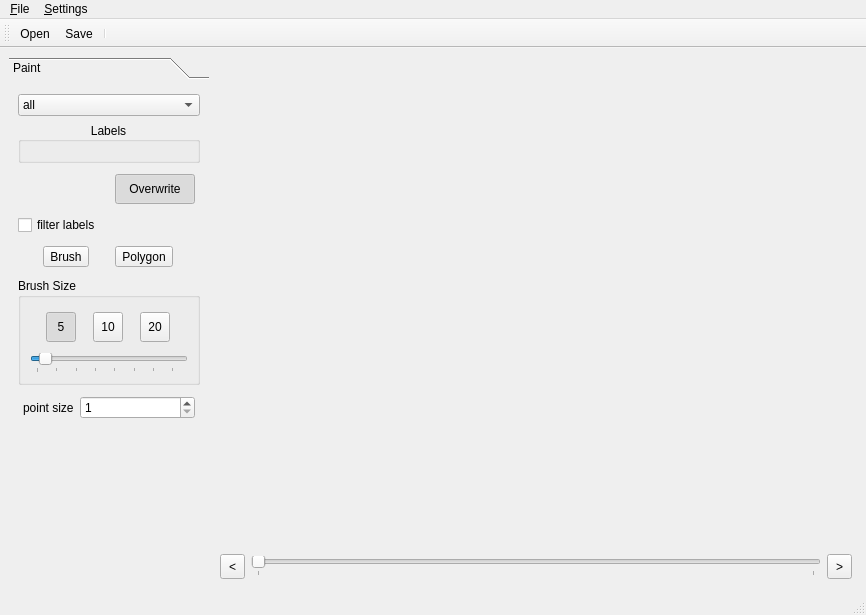
First picture: the form in src/MainFrame.ui, repository jbehley/point_labeler, before the edit.
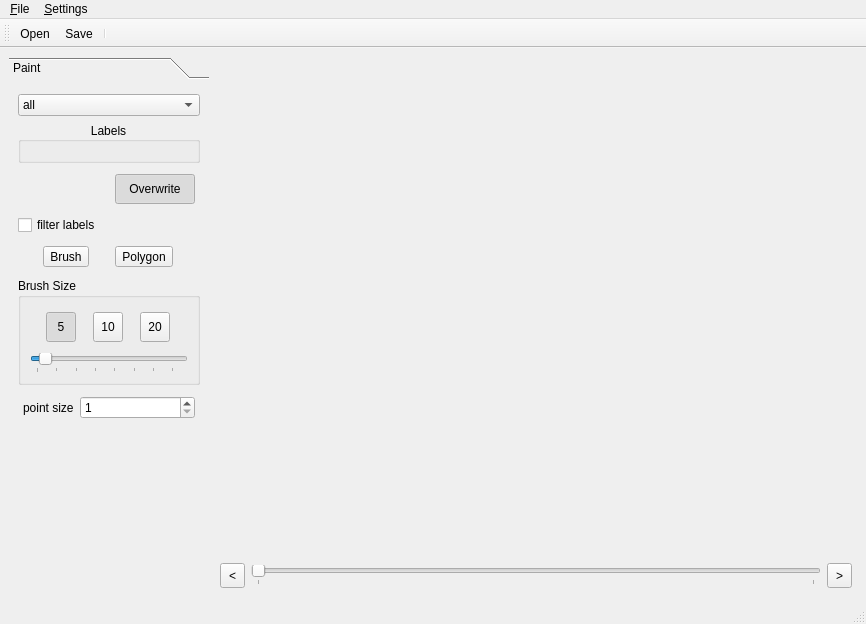
Second picture: the form after the edit. Custom widgets are drawn as their Qt base class.

The edit to the form file:
```diff
--- a/src/MainFrame.ui
+++ b/src/MainFrame.ui
@@ -7,7 +7,7 @@
     <x>0</x>
     <y>0</y>
     <width>866</width>
-    <height>615</height>
+    <height>624</height>
    </rect>
   </property>
   <property name="windowTitle">
@@ -44,7 +44,7 @@
          <x>0</x>
          <y>0</y>
          <width>200</width>
-         <height>476</height>
+         <height>489</height>
         </rect>
        </property>
        <attribute name="label">
```
Left out of the diff: 8 changed lines with no effect on the pictures.
